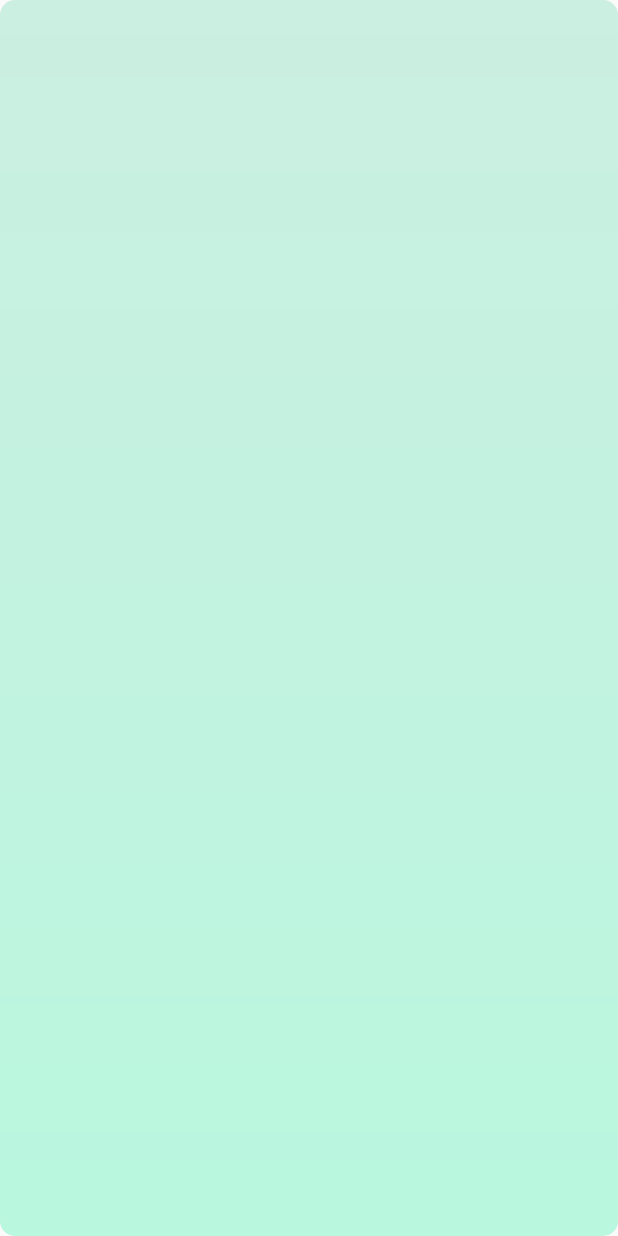
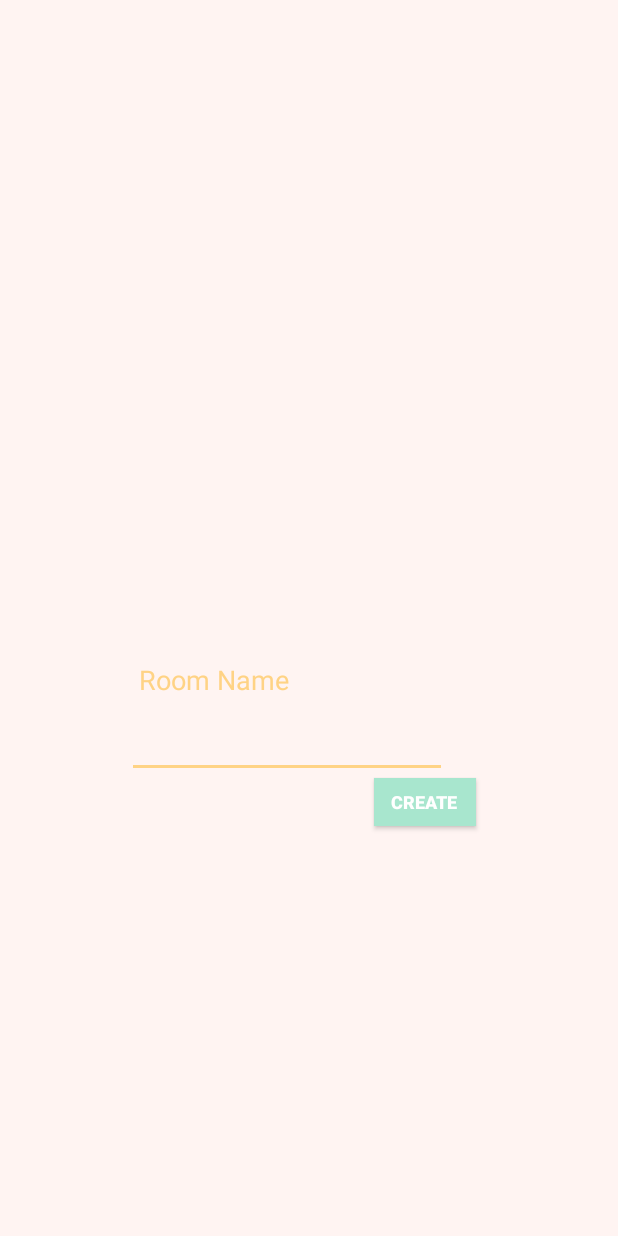
Before and after one commit to sydnieec/CloudChat, an Android app: the layout activity_pop.xml on its own in the app's theme, with its tools: preview values and no code run, on a phone screen of 412 x 824 dp. Run offline under Robolectric (Android 15) with nearby library versions, the light colour scheme and no system bars.

Commit message:
pop up 2/2

```diff
--- a/app/src/main/AndroidManifest.xml
+++ b/app/src/main/AndroidManifest.xml
@@ -19,10 +19,7 @@
         <activity android:name=".HomeActivity"></activity>
         <activity android:name=".Display" />
         <activity android:name=".signup" />
-        <activity android:name=".chats"
-            android:windowSoftInputMode="stateVisible|adjustResize">
-
-        </activity>
+        <activity android:name=".chats"/>
 
         <activity android:name=".PopActivity"
             android:theme="@style/AppTheme.Popme"
--- a/app/src/main/java/com/example/candy/cloudchat/chats.java
+++ b/app/src/main/java/com/example/candy/cloudchat/chats.java
@@ -39,8 +39,8 @@ public class chats extends AppCompatActivity {
     send_button.setOnClickListener(new Button.OnClickListener() {
       public void onClick(View v) {
 
-        if (message_edit.getText().length() < 1 || message_edit.getText().length() >30) {
-          message_edit.setError("Message between 1-30 characters");
+        if (message_edit.getText().length() < 1 || message_edit.getText().length() >60) {
+          message_edit.setError("Message between 1-60 characters");
 
         } else {
           l++;
@@ -48,7 +48,7 @@ public class chats extends AppCompatActivity {
           message_edit.setText("");
           adapter = new MessageAdapter(getApplicationContext(), mMessageList);
           lvMessages.setAdapter(adapter);
-         lvMessages.setSelection(lvMessages.getAdapter().getCount()-1);
+        // lvMessages.setSelection(lvMessages.getAdapter().getCount()-1);
 
         }
       }
--- a/app/src/main/res/layout/activity_pop.xml
+++ b/app/src/main/res/layout/activity_pop.xml
@@ -5,6 +5,63 @@
     android:layout_width="match_parent"
     android:layout_height="match_parent"
     tools:context=".PopActivity"
-    android:background ="@drawable/popbg">
+    android:background ="#fff4f2">
 
+    <Button
+        android:id="@+id/buttonaddroom"
+        android:layout_width="68dp"
+        android:layout_height="32dp"
+        android:layout_marginBottom="8dp"
+        android:layout_marginEnd="8dp"
+        android:layout_marginLeft="8dp"
+        android:layout_marginRight="8dp"
+        android:layout_marginStart="8dp"
+        android:layout_marginTop="8dp"
+        android:background="@color/colorPrimary"
+        android:text="Create "
+        android:textColor="#ffffff"
+        android:textSize="12sp"
+        android:textStyle="bold"
+        app:layout_constraintBottom_toBottomOf="parent"
+        app:layout_constraintEnd_toEndOf="parent"
+        app:layout_constraintHorizontal_bias="0.736"
+        app:layout_constraintStart_toStartOf="parent"
+        app:layout_constraintTop_toTopOf="parent"
+        app:layout_constraintVertical_bias="0.658" />
+
+    <TextView
+        android:id="@+id/textView2"
+        android:layout_width="wrap_content"
+        android:layout_height="wrap_content"
+        android:layout_marginBottom="8dp"
+        android:layout_marginEnd="8dp"
+        android:layout_marginLeft="8dp"
+        android:layout_marginRight="8dp"
+        android:layout_marginStart="8dp"
+        android:layout_marginTop="8dp"
+        android:text="Room Name"
+        android:textColor="@color/colorAccent"
+        android:textSize="18sp"
+        app:layout_constraintBottom_toTopOf="@+id/createroomname"
+        app:layout_constraintEnd_toEndOf="@+id/createroomname"
+        app:layout_constraintHorizontal_bias="0.0"
+        app:layout_constraintStart_toStartOf="@+id/createroomname"
+        app:layout_constraintTop_toTopOf="parent"
+        app:layout_constraintVertical_bias="1.0" />
+
+    <EditText
+        android:id="@+id/createroomname"
+        android:layout_width="wrap_content"
+        android:layout_height="wrap_content"
+        android:layout_marginEnd="8dp"
+        android:layout_marginLeft="8dp"
+        android:layout_marginRight="8dp"
+        android:layout_marginStart="8dp"
+        android:ems="10"
+        android:inputType="textPersonName"
+        android:textColor="@color/colorAccent"
+        app:layout_constraintBottom_toTopOf="@+id/buttonaddroom"
+        app:layout_constraintEnd_toEndOf="parent"
+        app:layout_constraintHorizontal_bias="0.418"
+        app:layout_constraintStart_toStartOf="parent" />
 </android.support.constraint.ConstraintLayout>
```
Also changed, not shown: app/src/main/java/com/example/candy/cloudchat/Display.java (+6 -3 lines), app/src/main/java/com/example/candy/cloudchat/PopActivity.java (+25 -1 lines), app/src/main/res/layout/chats.xml (+3 -4 lines).
